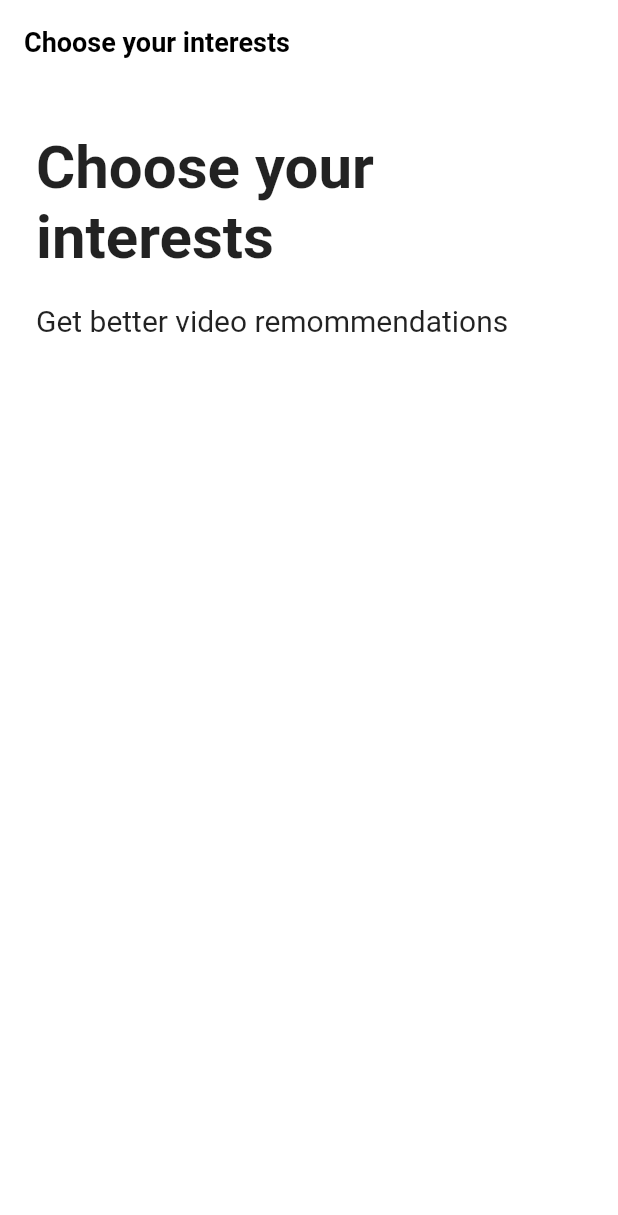
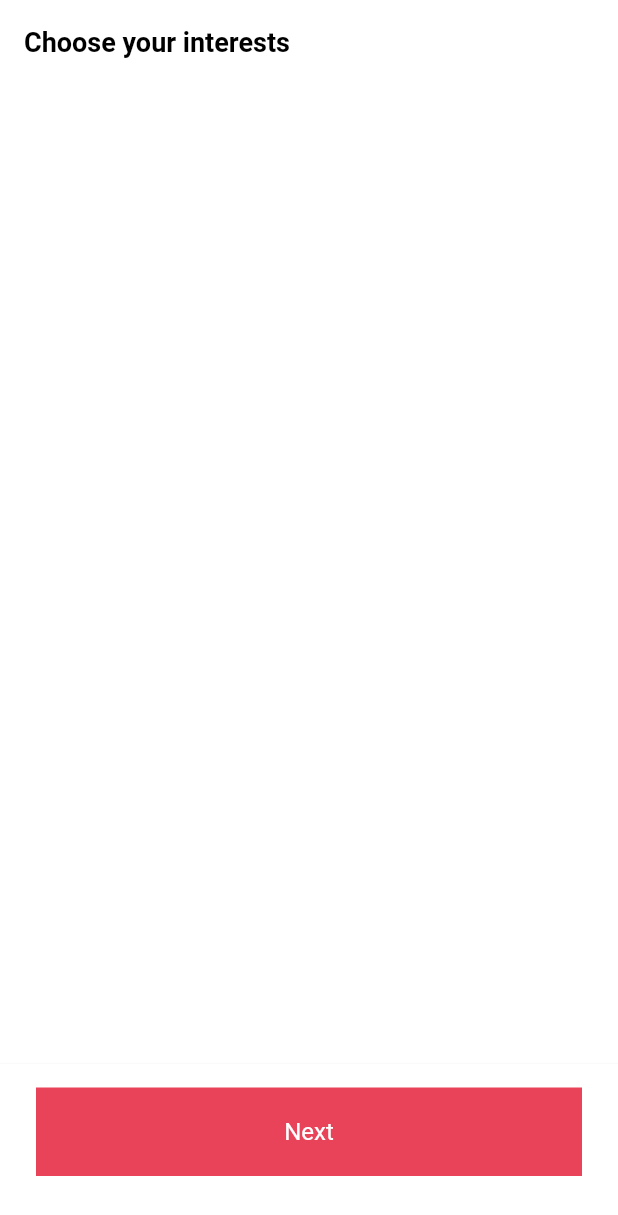
Before and after one commit to Hazka3/TikTok-Clone, a Flutter app: the screen it shows after launch, on a phone screen of 412 x 824 dp. Shown: the top 1215 px of the screen. Run offline on Flutter 3.47's test engine with Material 2 defaults, Android fonts, the phone set to English and light mode, and no system bars; our stand-ins replace font_awesome_flutter.

Commit message:
Add BottomAppBar
only Next button

```diff
--- a/lib/features/onboarding/interests_screen.dart
+++ b/lib/features/onboarding/interests_screen.dart
@@ -7,33 +7,76 @@ class InterestsScreen extends StatelessWidget {
 
   @override
   Widget build(BuildContext context) {
+    const interests = [
+      "Daily Life",
+      "Comedy",
+      "Entertainment",
+      "Animals",
+      "Food",
+      "Beauty & Style",
+      "Drama",
+      "Learning",
+      "Talent",
+      "Sports",
+      "Auto",
+      "Family",
+      "Fitness & Health",
+      "DIY & Life Hacks",
+      "Arts & Crafts",
+      "Dance",
+      "Outdoors",
+      "Oddly Satisfying",
+      "Home & Garden",
+      "Daily Life",
+      "Comedy",
+      "Entertainment",
+      "Animals",
+      "Food",
+      "Beauty & Style",
+      "Drama",
+      "Learning",
+      "Talent",
+      "Sports",
+      "Auto",
+      "Family",
+      "Fitness & Health",
+      "DIY & Life Hacks",
+      "Arts & Crafts",
+      "Dance",
+      "Outdoors",
+      "Oddly Satisfying",
+      "Home & Garden",
+    ];
+
     return Scaffold(
       appBar: AppBar(
         title: const Text("Choose your interests"),
       ),
-      body: const Padding(
-        padding: EdgeInsets.symmetric(
-          horizontal: Sizes.size24,
-        ),
-        child: Column(
-          crossAxisAlignment: CrossAxisAlignment.start,
-          children: [
-            Gaps.v32,
-            Text(
-              "Choose your interests",
+      bottomNavigationBar: BottomAppBar(
+        elevation: 1,
+        child: Padding(
+          padding: const EdgeInsets.only(
+            bottom: Sizes.size40,
+            top: Sizes.size16,
+            left: Sizes.size24,
+            right: Sizes.size24,
+          ),
+          child: Container(
+            padding: const EdgeInsets.symmetric(
+              vertical: Sizes.size20,
+            ),
+            decoration: BoxDecoration(
+              color: Theme.of(context).primaryColor,
+            ),
+            child: const Text(
+              "Next",
               style: TextStyle(
-                fontSize: Sizes.size40,
-                fontWeight: FontWeight.bold,
+                color: Colors.white,
+                fontSize: Sizes.size16,
               ),
+              textAlign: TextAlign.center,
             ),
-            Gaps.v20,
-            Text(
-              "Get better video remommendations",
-              style: TextStyle(
-                fontSize: Sizes.size20,
-              ),
-            ),
-          ],
+          ),
         ),
       ),
     );
```
